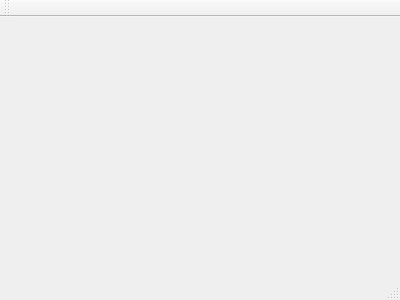
This is uiforms/qtb.ui in swkhitorie/gtoolbox as Qt 5 draws it before an edit. The edited form follows.
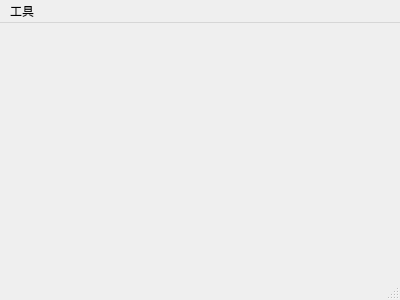
This is the edited form.

Patch:
```diff
--- a/uiforms/qtb.ui
+++ b/uiforms/qtb.ui
@@ -12,13 +12,26 @@
   <property name="windowTitle" >
    <string>QTB</string>
   </property>
-  <widget class="QMenuBar" name="menuBar" />
-  <widget class="QToolBar" name="mainToolBar" />
-  <widget class="QWidget" name="centralWidget" />
-  <widget class="QStatusBar" name="statusBar" />
+  <widget class="QWidget" name="centralWidget"/>
+  <widget class="QMenuBar" name="menuBar">
+   <property name="geometry">
+    <rect>
+     <x>0</x>
+     <y>0</y>
+     <width>400</width>
+     <height>22</height>
+    </rect>
+   </property>
+   <widget class="QMenu" name="menu">
+    <property name="title">
+     <string>工具</string>
+    </property>
+   </widget>
+   <addaction name="menu"/>
+  </widget>
+  <widget class="QStatusBar" name="statusBar"/>
  </widget>
- <layoutDefault spacing="6" margin="11" />
- <pixmapfunction></pixmapfunction>
+ <layoutdefault spacing="6" margin="11"/>
  <resources/>
  <connections/>
 </ui>
```
Left out of the diff: 7 changed lines with no effect on the pictures.
